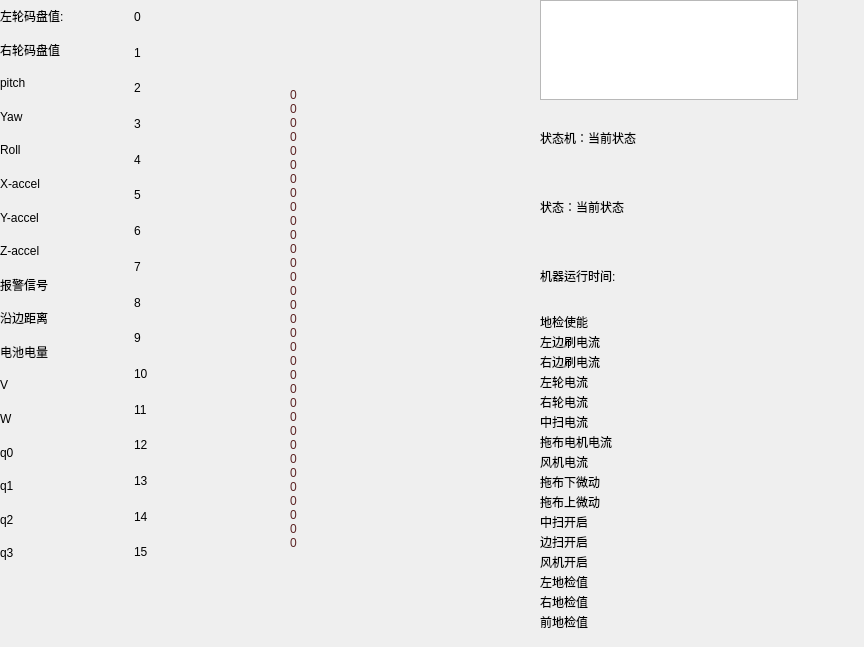
Old version of the form widget_machine_status.ui in the repository ONEICE2018/NvRpcLinuxQtDebuger.
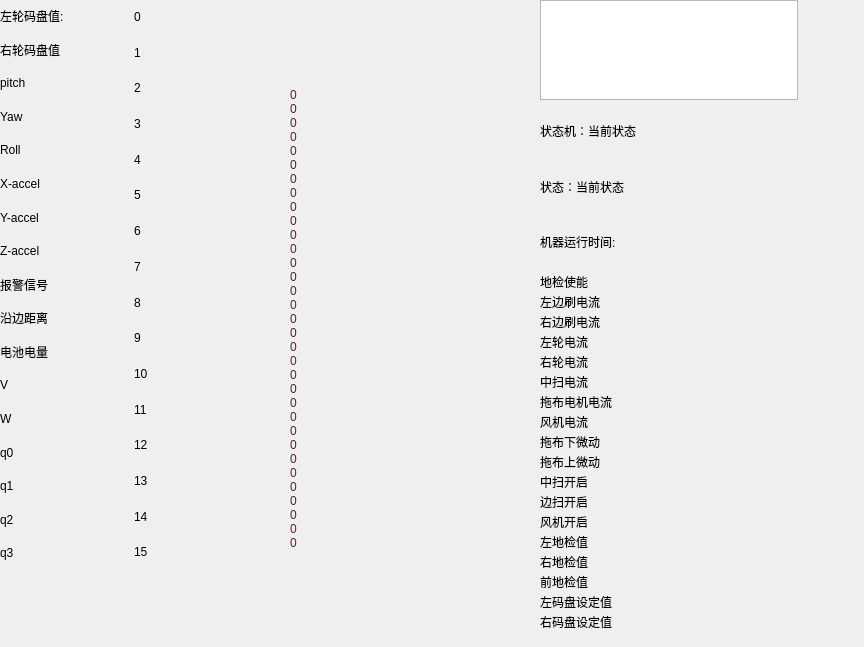
New version of the form.

```diff
--- a/widget_machine_status.ui
+++ b/widget_machine_status.ui
@@ -482,6 +482,20 @@
         </property>
        </widget>
       </item>
+      <item>
+       <widget class="QLabel" name="text_left_wheel_setvalue">
+        <property name="text">
+         <string>左码盘设定值</string>
+        </property>
+       </widget>
+      </item>
+      <item>
+       <widget class="QLabel" name="text_right_wheel_setvalue">
+        <property name="text">
+         <string>右码盘设定值</string>
+        </property>
+       </widget>
+      </item>
      </layout>
     </item>
    </layout>
```
